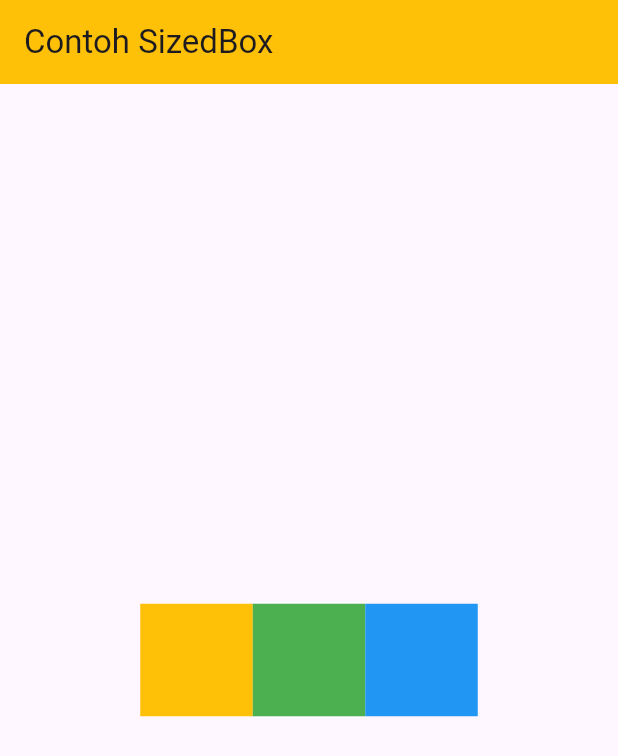
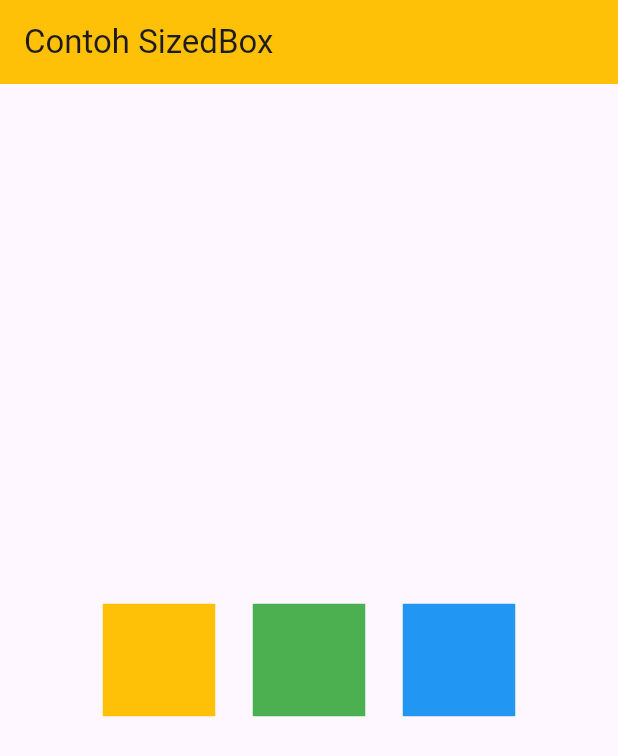
Before and after one commit to contrapoetra/mobile-programming-4, a Flutter app: the screen it shows after launch, on a phone screen of 412 x 824 dp. Shown: the top 756 px of the screen. Run offline on Flutter 3.47's test engine with Material 3 defaults, Android fonts, the light colour scheme and no system bars.

Commit message:
Update main.dart

```diff
--- a/lib/main.dart
+++ b/lib/main.dart
@@ -22,7 +22,9 @@
             crossAxisAlignment: CrossAxisAlignment.center,
             children: [
               kotakUji(Colors.amber),
+              const SizedBox(width: 25, height: 25),
               kotakUji(Colors.green),
+              const SizedBox(width: 25, height: 25),
               kotakUji(Colors.blue),
             ],
           ),
```
